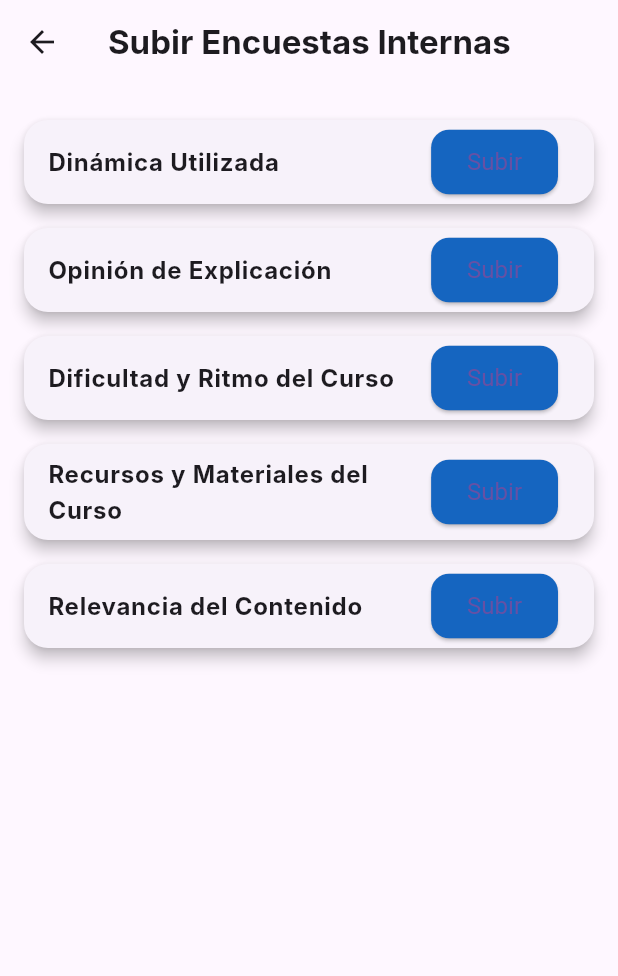
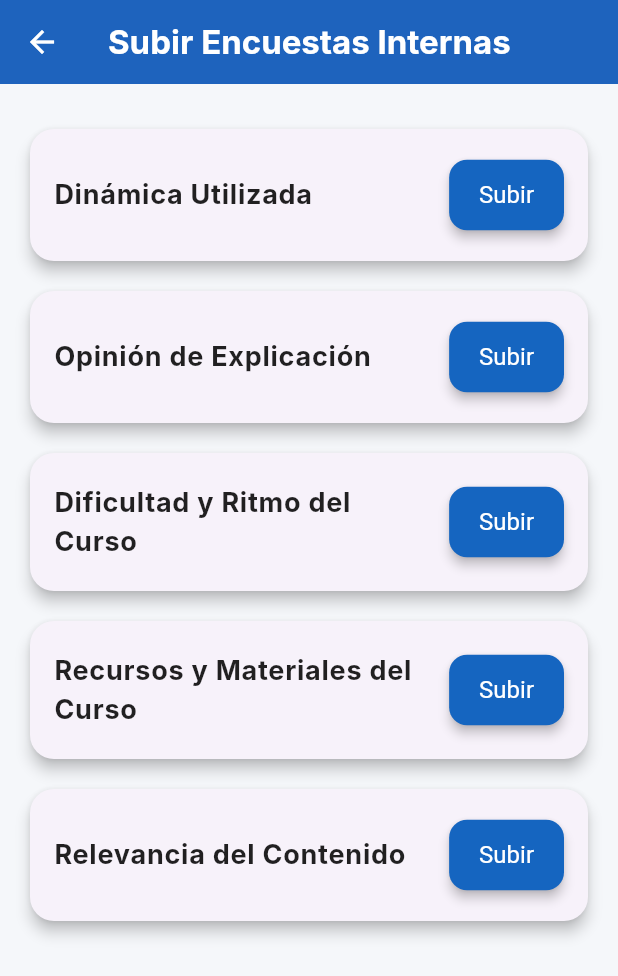
Before and after one commit to Toriel02/form_app, a Flutter app: the UploadInternalSurveysScreen screen opened directly, on a phone screen of 412 x 824 dp. Shown: the top 976 px of the screen. Run offline on Flutter 3.47's test engine with Material 3 defaults, Android fonts, the phone set to English and light mode, and no system bars; our stand-ins replace cached_network_image, cloud_firestore, firebase_auth, firebase_core, firebase_storage, qr_flutter; missing offline and left inert: mobile_scanner; accounts and stored records are empty; Roboto replaces fonts that are missing (Inter).

Commit message:
Cambios Visuales Actuales

```diff
--- a/lib/screens/teacher/create_intform_screen.dart
+++ b/lib/screens/teacher/create_intform_screen.dart
@@ -81,15 +81,31 @@ class _UploadInternalSurveysScreenState extends State<UploadInternalSurveysScree
   Widget build(BuildContext context) {
     if (_currentUser == null) {
       return Scaffold(
-        appBar: AppBar(title: const Text('Subir Encuestas Internas')),
-        body: const Center(child: Text('No hay usuario autenticado')),
+        appBar: AppBar(
+          title: const Text('Subir Encuestas Internas'),
+          backgroundColor: const Color(0xFF1565C0),
+          foregroundColor: Colors.white,
+        ),
+        body: const Center(
+          child: Text('No hay usuario autenticado'),
+        ),
       );
     }
 
     return Scaffold(
-      appBar: AppBar(title: const Text('Subir Encuestas Internas')),
+      backgroundColor: const Color(0xFFF5F7FA),
+      appBar: AppBar(
+        title: const Text(
+          'Subir Encuestas Internas',
+          style: TextStyle(fontWeight: FontWeight.bold),
+        ),
+        backgroundColor: const Color(0xFF1565C0),
+        foregroundColor: Colors.white,
+        centerTitle: true,
+        elevation: 6,
+      ),
       body: ListView.builder(
-        padding: const EdgeInsets.all(16),
+        padding: const EdgeInsets.all(20),
         itemCount: encuestasPredefinidas.length,
         itemBuilder: (context, index) {
           final encuesta = encuestasPredefinidas[index];
@@ -98,17 +114,46 @@ class _UploadInternalSurveysScreenState extends State<UploadInternalSurveysScree
           final estaSubida = uploadedTitles.contains(titulo);
 
           return Card(
-            margin: const EdgeInsets.symmetric(vertical: 8),
-            child: ListTile(
-              title: Text(titulo, style: const TextStyle(fontWeight: FontWeight.bold)),
-              trailing: ElevatedButton(
-                onPressed: estaSubida
-                    ? null
-                    : () => _subirEncuestaIndividual(titulo, preguntas),
-                child: Text(estaSubida ? 'Subida' : 'Subir'),
-                style: ElevatedButton.styleFrom(
-                  backgroundColor: estaSubida ? Colors.grey : Colors.blue.shade800,
+            shape: RoundedRectangleBorder(borderRadius: BorderRadius.circular(16)),
+            elevation: 4,
+            margin: const EdgeInsets.symmetric(vertical: 10),
+            child: Padding(
+              padding: const EdgeInsets.symmetric(vertical: 20, horizontal: 16),
+              child: Row(
+                crossAxisAlignment: CrossAxisAlignment.center,
+                children: [
+                  Expanded(
+                    child: Text(
+                      titulo,
+                      style: const TextStyle(
+                        fontSize: 18,
+                        fontWeight: FontWeight.bold,
+                        letterSpacing: 0.5,
+                      ),
+                    ),
+                  ),
+                  const SizedBox(width: 16),
+                  ElevatedButton(
+                  onPressed: () {
+                    if (!estaSubida) {
+                      _subirEncuestaIndividual(titulo, preguntas);
+                    }
+                  },
+                  style: ElevatedButton.styleFrom(
+                    padding: const EdgeInsets.symmetric(horizontal: 20, vertical: 14),
+                    backgroundColor: estaSubida ? Colors.green : const Color(0xFF1565C0),
+                    foregroundColor: Colors.white, // Asegura texto blanco en ambos estados
+                    shape: RoundedRectangleBorder(
+                      borderRadius: BorderRadius.circular(12),
+                    ),
+                    elevation: 3,
+                  ),
+                  child: Text(
+                    estaSubida ? 'Subida' : 'Subir',
+                    style: const TextStyle(fontSize: 16),
+                  ),
                 ),
+                ],
               ),
             ),
           );
--- a/lib/screens/teacher/my_forms_screen.dart
+++ b/lib/screens/teacher/my_forms_screen.dart
@@ -1,4 +1,4 @@
- import 'package:flutter/material.dart';
+import 'package:flutter/material.dart';
 import 'package:form_app/services/firestore_services.dart';
 import 'package:cloud_firestore/cloud_firestore.dart'; // Para el tipo Timestamp
 import 'package:cached_network_image/cached_network_image.dart'; // Para cargar imágenes de red con caché
```
Also changed, not shown: lib/screens/teacher/create_form_screen.dart (+42 -30 lines), lib/screens/teacher/internal_forms_screen.dart (+130 -32 lines), lib/styles/app_bar.dart (added, +18 -0 lines), lib/styles/app_cards.dart (added, +51 -0 lines), lib/styles/styles.dart (added, +64 -0 lines).
